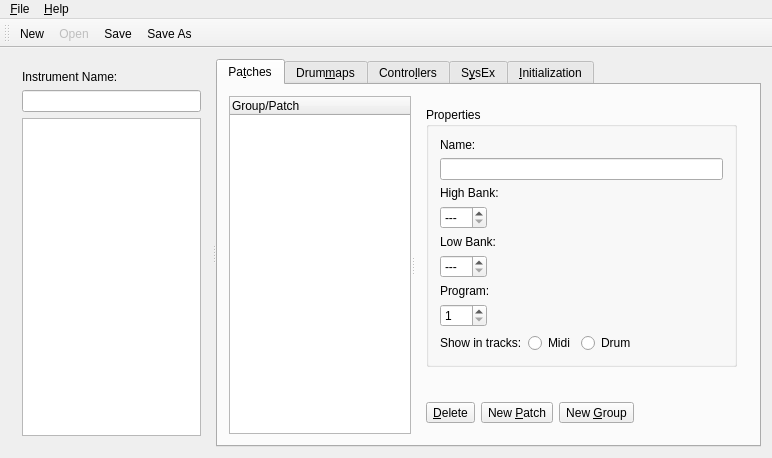
Qt form muse3/muse/instruments/editinstrumentbase.ui (emrum/muse) before a commit.
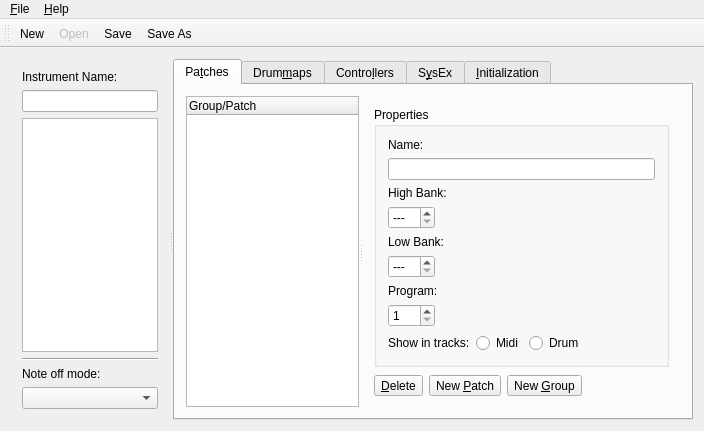
The same form after that commit.

Commit message: More note-off fixes + add instr note-off mode setting

Diff of the .ui file:
```diff
--- a/muse3/muse/instruments/editinstrumentbase.ui
+++ b/muse3/muse/instruments/editinstrumentbase.ui
@@ -6,8 +6,8 @@
    <rect>
     <x>0</x>
     <y>0</y>
-    <width>772</width>
-    <height>458</height>
+    <width>704</width>
+    <height>431</height>
    </rect>
   </property>
   <property name="minimumSize">
@@ -61,6 +61,36 @@
           </property>
          </widget>
         </item>
+        <item>
+         <widget class="Line" name="line">
+          <property name="orientation">
+           <enum>Qt::Horizontal</enum>
+          </property>
+         </widget>
+        </item>
+        <item>
+         <widget class="QLabel" name="label_12">
+          <property name="text">
+           <string>Note off mode:</string>
+          </property>
+         </widget>
+        </item>
+        <item>
+         <widget class="QComboBox" name="noteOffModeList">
+          <property name="toolTip">
+           <string>Note off mode</string>
+          </property>
+          <property name="whatsThis">
+           <string>Selects how to handle note off events.
+The instrument can use note off events,
+ or not at all, or convert them to
+ zero-velocity note on events which helps
+ save midi interface bandwidth.
+Refer to the instrument manufacturer's 
+ midi implementation chart for details.</string>
+          </property>
+         </widget>
+        </item>
        </layout>
       </widget>
       <widget class="QTabWidget" name="tabWidget3">
@@ -1848,7 +1878,7 @@
     <rect>
      <x>0</x>
      <y>0</y>
-     <width>772</width>
+     <width>704</width>
      <height>21</height>
     </rect>
    </property>
```
The commit also changes 23 other files.
